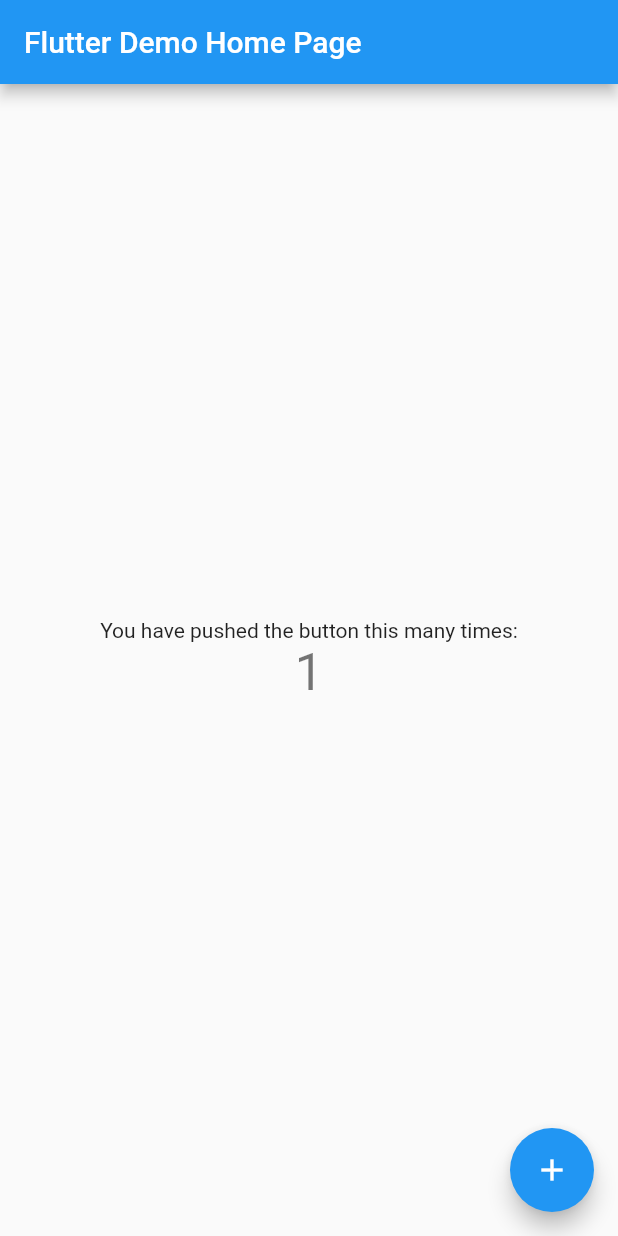
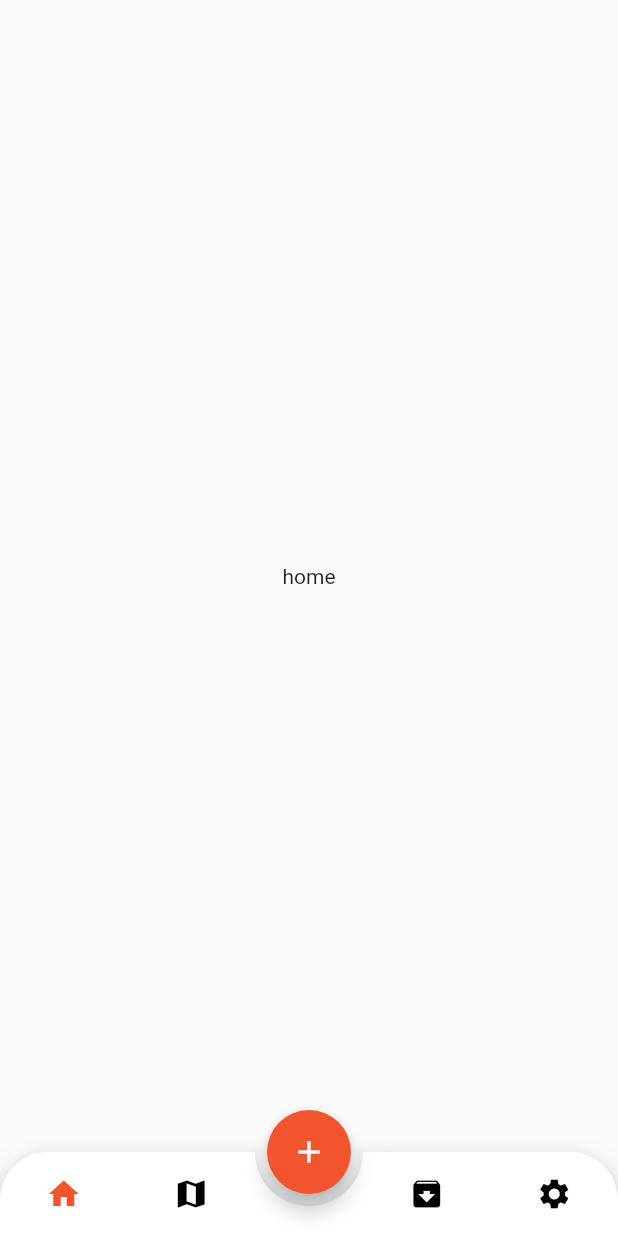
Before and after one commit to AbsoluteZero-cmd/Eco-App-Project, a Flutter app: the screen it shows after launch, after a tap on the "add" icon, on a phone screen of 412 x 824 dp. Run offline on Flutter 3.47's test engine with Material 2 defaults, Android fonts, the phone set to English and light mode, and no system bars; drawn by our look-alikes of animated_bottom_navigation_bar.

Commit message:
Navigation Bar
created working bar

```diff
--- /dev/null
+++ b/lib/constants.dart
@@ -0,0 +1,8 @@
+import 'package:flutter/material.dart';
+
+const Color kPrimaryColor = Color.fromRGBO(14, 149, 148, 1);
+const Color kSecondaryColor = Color.fromRGBO(242, 84, 45, 1);
+const Color kBackgroundColor = Color.fromRGBO(237, 246, 249, 1);
+
+const double kDefaultPadding = 20.0;
+const double kBorderRadius = 20.0;
--- a/lib/main.dart
+++ b/lib/main.dart
@@ -1,3 +1,5 @@
+import 'package:eco_app_project/constants.dart';
+import 'package:eco_app_project/navigation.dart';
 import 'package:flutter/material.dart';
 
 void main() {
@@ -7,109 +9,15 @@ void main() {
 class MyApp extends StatelessWidget {
   const MyApp({Key? key}) : super(key: key);
 
-  // This widget is the root of your application.
   @override
   Widget build(BuildContext context) {
     return MaterialApp(
-      title: 'Flutter Demo',
+      debugShowCheckedModeBanner: false,
       theme: ThemeData(
-        // This is the theme of your application.
-        //
-        // Try running your application with "flutter run". You'll see the
-        // application has a blue toolbar. Then, without quitting the app, try
-        // changing the primarySwatch below to Colors.green and then invoke
-        // "hot reload" (press "r" in the console where you ran "flutter run",
-        // or simply save your changes to "hot reload" in a Flutter IDE).
-        // Notice that the counter didn't reset back to zero; the application
-        // is not restarted.
-        primarySwatch: Colors.blue,
+        primaryColor: kPrimaryColor,
+        accentColor: kSecondaryColor
       ),
-      home: const MyHomePage(title: 'Flutter Demo Home Page'),
+      home: Navigation(),
     );
   }
 }
-
-class MyHomePage extends StatefulWidget {
-  const MyHomePage({Key? key, required this.title}) : super(key: key);
-
-  // This widget is the home page of your application. It is stateful, meaning
-  // that it has a State object (defined below) that contains fields that affect
-  // how it looks.
-
-  // This class is the configuration for the state. It holds the values (in this
-  // case the title) provided by the parent (in this case the App widget) and
-  // used by the build method of the State. Fields in a Widget subclass are
-  // always marked "final".
-
-  final String title;
-
-  @override
-  State<MyHomePage> createState() => _MyHomePageState();
-}
-
-class _MyHomePageState extends State<MyHomePage> {
-  int _counter = 0;
-
-  void _incrementCounter() {
-    setState(() {
-      // This call to setState tells the Flutter framework that something has
-      // changed in this State, which causes it to rerun the build method below
-      // so that the display can reflect the updated values. If we changed
-      // _counter without calling setState(), then the build method would not be
-      // called again, and so nothing would appear to happen.
-      _counter++;
-    });
-  }
-
-  @override
-  Widget build(BuildContext context) {
-    // This method is rerun every time setState is called, for instance as done
-    // by the _incrementCounter method above.
-    //
-    // The Flutter framework has been optimized to make rerunning build methods
-    // fast, so that you can just rebuild anything that needs updating rather
-    // than having to individually change instances of widgets.
-    return Scaffold(
-      appBar: AppBar(
-        // Here we take the value from the MyHomePage object that was created by
-        // the App.build method, and use it to set our appbar title.
-        title: Text(widget.title),
-      ),
-      body: Center(
-        // Center is a layout widget. It takes a single child and positions it
-        // in the middle of the parent.
-        child: Column(
-          // Column is also a layout widget. It takes a list of children and
-          // arranges them vertically. By default, it sizes itself to fit its
-          // children horizontally, and tries to be as tall as its parent.
-          //
-          // Invoke "debug painting" (press "p" in the console, choose the
-          // "Toggle Debug Paint" action from the Flutter Inspector in Android
-          // Studio, or the "Toggle Debug Paint" command in Visual Studio Code)
-          // to see the wireframe for each widget.
-          //
-          // Column has various properties to control how it sizes itself and
-          // how it positions its children. Here we use mainAxisAlignment to
-          // center the children vertically; the main axis here is the vertical
-          // axis because Columns are vertical (the cross axis would be
-          // horizontal).
-          mainAxisAlignment: MainAxisAlignment.center,
-          children: <Widget>[
-            const Text(
-              'You have pushed the button this many times:',
-            ),
-            Text(
-              '$_counter',
-              style: Theme.of(context).textTheme.headline4,
-            ),
-          ],
-        ),
-      ),
-      floatingActionButton: FloatingActionButton(
-        onPressed: _incrementCounter,
-        tooltip: 'Increment',
-        child: const Icon(Icons.add),
-      ), // This trailing comma makes auto-formatting nicer for build methods.
-    );
-  }
-}
--- /dev/null
+++ b/lib/navigation.dart
@@ -0,0 +1,55 @@
+import 'package:animated_bottom_navigation_bar/animated_bottom_navigation_bar.dart';
+import 'package:eco_app_project/constants.dart';
+import 'package:eco_app_project/pages/archive_page.dart';
+import 'package:eco_app_project/pages/home_page.dart';
+import 'package:eco_app_project/pages/map_page.dart';
+import 'package:eco_app_project/pages/settings_page.dart';
+import 'package:flutter/material.dart';
+
+
+class Navigation extends StatefulWidget {
+  const Navigation({Key? key}) : super(key: key);
+
+  @override
+  State<Navigation> createState() => _NavigationState();
+}
+
+class _NavigationState extends State<Navigation> {
+  int _bottomNavIndex = 0;
+
+  final List<IconData> iconList = [
+    Icons.home,
+    Icons.map,
+    Icons.archive,
+    Icons.settings
+  ];
+
+  final List<Widget> pageList = [
+    HomePage(),
+    MapPage(),
+    ArchivePage(),
+    SettingsPage()
+  ];
+
+  @override
+  Widget build(BuildContext context) {
+    return Scaffold(
+      body: pageList[_bottomNavIndex],
+      floatingActionButton: FloatingActionButton(
+        onPressed: () {},
+        child: Icon(Icons.add),
+      ),
+      floatingActionButtonLocation: FloatingActionButtonLocation.centerDocked,
+      bottomNavigationBar: AnimatedBottomNavigationBar(
+        icons: iconList,
+        activeColor: kSecondaryColor,
+        activeIndex: _bottomNavIndex,
+        gapLocation: GapLocation.center,
+        notchSmoothness: NotchSmoothness.softEdge,
+        leftCornerRadius: 32,
+        rightCornerRadius: 32,
+        onTap: (index) => setState(() => _bottomNavIndex = index),
+      ),
+    );
+  }
+}
--- /dev/null
+++ b/lib/pages/archive_page.dart
@@ -0,0 +1,12 @@
+import 'package:flutter/material.dart';
+
+class ArchivePage extends StatelessWidget {
+  const ArchivePage({Key? key}) : super(key: key);
+
+  @override
+  Widget build(BuildContext context) {
+    return Center(
+      child: Text('archive'),
+    );
+  }
+}
--- /dev/null
+++ b/lib/pages/home_page.dart
@@ -0,0 +1,12 @@
+import 'package:flutter/material.dart';
+
+class HomePage extends StatelessWidget {
+  const HomePage({Key? key}) : super(key: key);
+
+  @override
+  Widget build(BuildContext context) {
+    return Center(
+      child: Text('home'),
+    );
+  }
+}
--- /dev/null
+++ b/lib/pages/map_page.dart
@@ -0,0 +1,12 @@
+import 'package:flutter/material.dart';
+
+class MapPage extends StatelessWidget {
+  const MapPage({Key? key}) : super(key: key);
+
+  @override
+  Widget build(BuildContext context) {
+    return Center(
+      child: Text('map'),
+    );
+  }
+}
--- /dev/null
+++ b/lib/pages/settings_page.dart
@@ -0,0 +1,12 @@
+import 'package:flutter/material.dart';
+
+class SettingsPage extends StatelessWidget {
+  const SettingsPage({Key? key}) : super(key: key);
+
+  @override
+  Widget build(BuildContext context) {
+    return Center(
+      child: Text('settings'),
+    );
+  }
+}
--- a/pubspec.yaml
+++ b/pubspec.yaml
@@ -27,6 +27,7 @@ environment:
 # the latest version available on pub.dev. To see which dependencies have newer
 # versions available, run `flutter pub outdated`.
 dependencies:
+  animated_bottom_navigation_bar: ^1.1.0+1
   flutter:
     sdk: flutter
 
```
Also changed, not shown: pubspec.lock.
